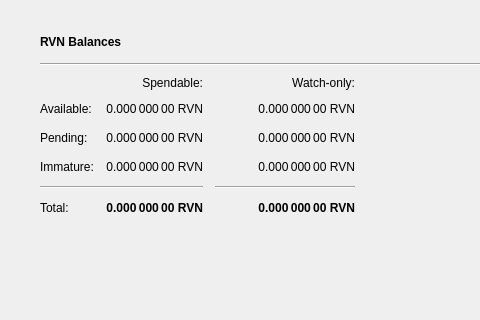
m1126503-spec/MOG-Core, file src/qt/forms/overviewpage.ui: the form before one commit; both pictures show x 0 to 480 and y 0 to 320 of the 1343 by 759 pixel window.
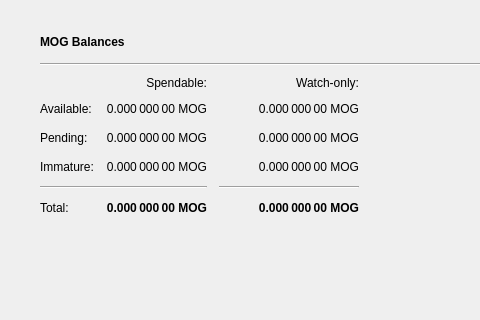
The form after the commit. Icons and pictures are not drawn.

Patch:
```diff
--- a/src/qt/forms/overviewpage.ui
+++ b/src/qt/forms/overviewpage.ui
@@ -115,7 +115,7 @@
                  </font>
                 </property>
                 <property name="text">
-                 <string>RVN Balances</string>
+                 <string>MOG Balances</string>
                 </property>
                </widget>
               </item>
@@ -197,7 +197,7 @@
                  <string>Mined balance in watch-only addresses that has not yet matured</string>
                 </property>
                 <property name="text">
-                 <string notr="true">0.000 000 00 RVN</string>
+                 <string notr="true">0.000 000 00 MOG</string>
                 </property>
                 <property name="alignment">
                  <set>Qt::AlignRight|Qt::AlignTrailing|Qt::AlignVCenter</set>
@@ -242,7 +242,7 @@
                  <string>Your current balance in watch-only addresses</string>
                 </property>
                 <property name="text">
-                 <string notr="true">0.000 000 00 RVN</string>
+                 <string notr="true">0.000 000 00 MOG</string>
                 </property>
                 <property name="alignment">
                  <set>Qt::AlignRight|Qt::AlignTrailing|Qt::AlignVCenter</set>
@@ -267,7 +267,7 @@
                  <string>Total of transactions that have yet to be confirmed, and do not yet count toward the spendable balance</string>
                 </property>
                 <property name="text">
-                 <string notr="true">0.000 000 00 RVN</string>
+                 <string notr="true">0.000 000 00 MOG</string>
                 </property>
                 <property name="alignment">
                  <set>Qt::AlignRight|Qt::AlignTrailing|Qt::AlignVCenter</set>
@@ -328,7 +328,7 @@
                  <string>Current total balance in watch-only addresses</string>
                 </property>
                 <property name="text">
-                 <string notr="true">0.000 000 00 RVN</string>
+                 <string notr="true">0.000 000 00 MOG</string>
                 </property>
                 <property name="alignment">
                  <set>Qt::AlignRight|Qt::AlignTrailing|Qt::AlignVCenter</set>
@@ -370,7 +370,7 @@
                  <string>Your current total balance</string>
                 </property>
                 <property name="text">
-                 <string notr="true">0.000 000 00 RVN</string>
+                 <string notr="true">0.000 000 00 MOG</string>
                 </property>
                 <property name="alignment">
                  <set>Qt::AlignRight|Qt::AlignTrailing|Qt::AlignVCenter</set>
@@ -395,7 +395,7 @@
                  <string>Your current spendable balance</string>
                 </property>
                 <property name="text">
-                 <string notr="true">0.000 000 00 RVN</string>
+                 <string notr="true">0.000 000 00 MOG</string>
                 </property>
                 <property name="alignment">
                  <set>Qt::AlignRight|Qt::AlignTrailing|Qt::AlignVCenter</set>
@@ -434,7 +434,7 @@
                  <string>Mined balance that has not yet matured</string>
                 </property>
                 <property name="text">
-                 <string notr="true">0.000 000 00 RVN</string>
+                 <string notr="true">0.000 000 00 MOG</string>
                 </property>
                 <property name="alignment">
                  <set>Qt::AlignRight|Qt::AlignTrailing|Qt::AlignVCenter</set>
@@ -459,7 +459,7 @@
                  <string>Unconfirmed transactions to watch-only addresses</string>
                 </property>
                 <property name="text">
-                 <string notr="true">0.000 000 00 RVN</string>
+                 <string notr="true">0.000 000 00 MOG</string>
                 </property>
                 <property name="alignment">
                  <set>Qt::AlignRight|Qt::AlignTrailing|Qt::AlignVCenter</set>
```
Left out of the diff: 6 changed lines with no effect on the pictures.
